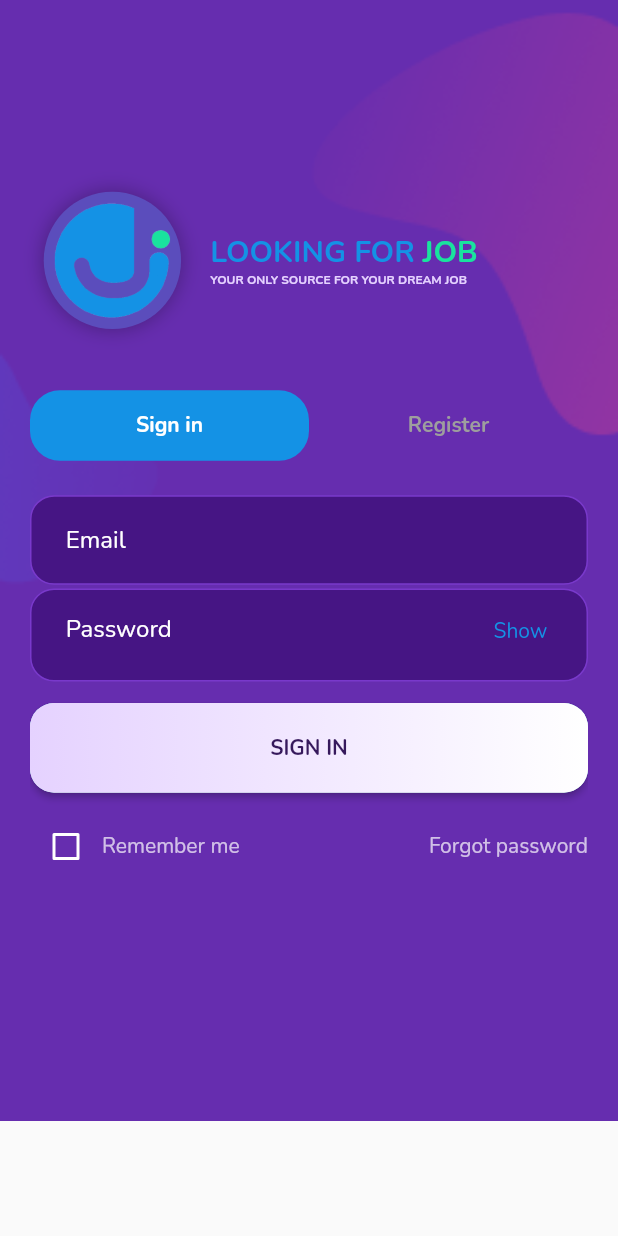
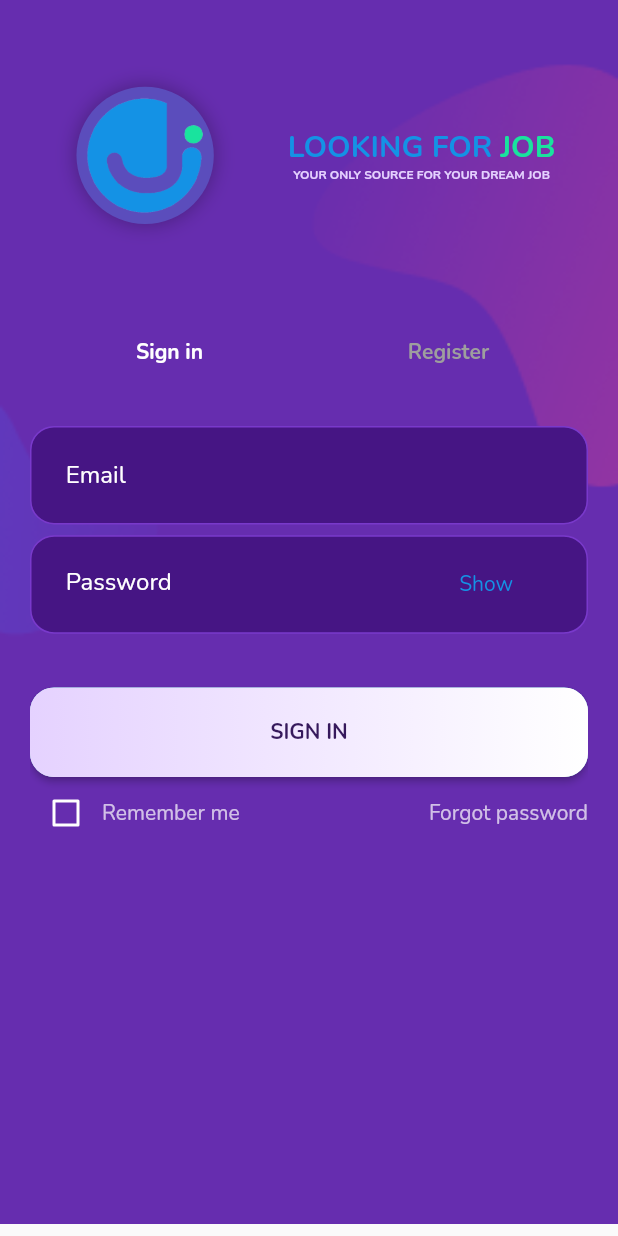
Before and after one commit to Rohit-Sharma-Neon/looking_for_job, a Flutter app: the screen it shows after launch, on a phone screen of 412 x 824 dp. Run offline on Flutter 3.47's test engine with Material 2 defaults, Android fonts, the phone set to English and light mode, and no system bars; our stand-ins replace bloc, carousel_slider, country_code_picker, custom_navigation_bar, custom_radio_grouped_button, device_preview and 16 more; missing offline and left inert: fa_stepper, filter_list, gender_selection.

Commit message:
commit by me

```diff
--- a/lib/main.dart
+++ b/lib/main.dart
@@ -1,12 +1,17 @@
+import 'package:flutter/foundation.dart';
 import 'package:flutter/material.dart';
 import 'package:flutter_bloc/flutter_bloc.dart';
 import 'constants/routes.dart';
 import 'package:flutter_screenutil/flutter_screenutil.dart';
 import 'constants/theme/theme_bloc.dart';
 import 'constants/theme/theme_state.dart';
+import 'package:device_preview/device_preview.dart';
 
 void main() {
-  runApp(MyApp());
+  runApp( DevicePreview(
+    enabled: !kReleaseMode,
+    builder: (context) => MyApp(), // Wrap your app
+  ),);
 }
 
 TextTheme textTheme;
@@ -25,6 +30,8 @@ class MyApp extends StatelessWidget {
           child: BlocBuilder<ThemeBloc, ThemeState>(
             builder: (context, state) {
               return MaterialApp(
+                locale: DevicePreview.locale(context), // Add the locale here
+                builder: DevicePreview.appBuilder,
                 debugShowCheckedModeBanner: false,
                 title: 'Looking for job',
                 initialRoute: '/',
--- a/lib/ui/onboarding_screens/forgot_password_screen/components/forgot_mobile.dart
+++ b/lib/ui/onboarding_screens/forgot_password_screen/components/forgot_mobile.dart
@@ -104,7 +104,7 @@ class _ForgotMobileComponentState extends State<ForgotMobileComponent> {
                           "FORGET PASSWORD",
                           textAlign: TextAlign.center,
                           style:
-                          TextStyle(color: Color(0xff36195C), fontSize: textSize16, fontWeight: FontWeight.bold),
+                          TextStyle(color: Color(0xff36195C), fontSize: textSize14, fontWeight: FontWeight.bold),
                         ),
                       ),
                     ),
--- a/lib/ui/onboarding_screens/signin_screen/components/login_mobile.dart
+++ b/lib/ui/onboarding_screens/signin_screen/components/login_mobile.dart
@@ -38,9 +38,8 @@ class _LoginMobileComponentState extends State<LoginMobileComponent> {
       child: Form(
         key: _formKey,
         child: Scaffold(
-          body: SingleChildScrollView(
-            child: Container(
-              padding: EdgeInsets.only(left: 20,right: 20,top: 90,bottom: 40),
+          body: Container(
+            padding: EdgeInsets.only(left: 20,right: 20,bottom: 20,top: 20),
             // padding: EdgeInsets.symmetric(vertical: 80,horizontal: 28),
             decoration: BoxDecoration(
               image: DecorationImage(
@@ -48,11 +47,14 @@ class _LoginMobileComponentState extends State<LoginMobileComponent> {
                 fit: BoxFit.cover,
               ),
             ),
-              child: SafeArea(
+            child: SingleChildScrollView(
               child: Column(
                 crossAxisAlignment: CrossAxisAlignment.center,
                 children: [
+
                   Row(
+                    crossAxisAlignment: CrossAxisAlignment.center,
+                    mainAxisAlignment: MainAxisAlignment.spaceEvenly,
                     children: [
                       Container(
                         margin: EdgeInsets.only(left: 8.w),
@@ -72,9 +74,9 @@ class _LoginMobileComponentState extends State<LoginMobileComponent> {
                           width: 80.w,
                         ),
                       ),
-                        SizedBox(width: 17.w),
+                      SizedBox(width: 5.w),
                       Column(
-                          crossAxisAlignment: CrossAxisAlignment.start,
+                        crossAxisAlignment: CrossAxisAlignment.center,
                         children: [
                           Row(
                             children: [
@@ -106,19 +108,18 @@ class _LoginMobileComponentState extends State<LoginMobileComponent> {
                     ],
                   ),
                   SizedBox(
-                      height: 50,
+                    height: 60.h,
                     child: AppBar(
                       elevation: 0,
                       backgroundColor: Colors.transparent,
 
                       bottom: TabBar(
+                        indicator: BoxDecoration(
+                            color: Colors.transparent, borderRadius: BorderRadius.circular(20)
+                        ),
                         indicatorWeight: 1,
-                          indicatorSize: TabBarIndicatorSize.tab,
+                        indicatorSize: TabBarIndicatorSize.label,
                         indicatorColor: Colors.transparent,
-                          indicator: BoxDecoration(
-
-                              borderRadius: BorderRadius.circular(20),
-                              color: Color(0xFF1492E5)),
                         unselectedLabelColor: Colors.grey,
                         labelColor: Colors.white,
                         unselectedLabelStyle: TextStyle(
@@ -139,7 +140,7 @@ class _LoginMobileComponentState extends State<LoginMobileComponent> {
                     ),
                   ),
                   SizedBox(
-                      height: 400,
+                    height: 450.h,
                     child: TabBarView(
                       physics: NeverScrollableScrollPhysics(),
                       children: [
@@ -148,8 +149,8 @@ class _LoginMobileComponentState extends State<LoginMobileComponent> {
                         Column(
                           children: [
                             Container(
-                                height: 50.h,
-                                margin: EdgeInsets.only(top: 23),
+                              height: 55.h,
+                              margin: EdgeInsets.only(top: 21.h),
                               decoration: BoxDecoration(
                                   color: Color(0xFF461584),
                                   borderRadius: BorderRadius.circular(16),
@@ -161,6 +162,7 @@ class _LoginMobileComponentState extends State<LoginMobileComponent> {
                                   child: TextFormField(
                                     style: TextStyle(color: Colors.white),
                                     decoration: InputDecoration(
+
                                       border: InputBorder.none,
                                       hintText: 'Email',
                                       hintStyle: TextStyle(
@@ -183,21 +185,23 @@ class _LoginMobileComponentState extends State<LoginMobileComponent> {
                               ),
                             ),
                             Container(
-                                height: 52.h,
-                                margin: EdgeInsets.symmetric(vertical: 2.h),
+                              height: 55.h,
+                              margin: EdgeInsets.only(top: 6.h),
                               decoration: BoxDecoration(
                                   color: Color(0xFF461584),
                                   borderRadius: BorderRadius.circular(16),
                                   border: Border.all(color: Color(0xFF7939CB))),
                               child: Center(
                                 child: Column(
+                                 mainAxisAlignment: MainAxisAlignment.center,
                                   children: [
                                     Padding(
                                       padding:
-                                            EdgeInsets.only(top: 3.h, left: 20.w,),
-                                        child: TextFormField(
+                                      EdgeInsets.symmetric(horizontal: 20.w),
+                                      child:TextFormField(
                                         style: TextStyle(color: Colors.white),
                                         decoration: InputDecoration(
+
                                           border: InputBorder.none,
                                           hintText: 'Password',
                                           hintStyle: TextStyle(
@@ -229,13 +233,15 @@ class _LoginMobileComponentState extends State<LoginMobileComponent> {
                                           textInputAction: TextInputAction.done,
                                         ),
                                       ),
+
+
                                   ],
                                 ),
                               ),
                             ),
                             Container(
                               height: 50.h,
-                                margin: EdgeInsets.symmetric(vertical: 10.h),
+                              margin: EdgeInsets.only(top: 30.h),
                               decoration: BoxDecoration(
                                 color: Color(0xFF1492E5),
                                 borderRadius: BorderRadius.circular(16),
@@ -378,7 +384,7 @@ class _LoginMobileComponentState extends State<LoginMobileComponent> {
                           children: [
                             Container(
                               margin: EdgeInsets.only(top: 28),
-                                height: 50.h,
+                              height: 55.h,
                               decoration: BoxDecoration(
                                   color: Color(0xFF461584),
                                   borderRadius: BorderRadius.circular(16),
@@ -417,7 +423,7 @@ class _LoginMobileComponentState extends State<LoginMobileComponent> {
                               ),
                             ),
                             Container(
-                                height: 50.h,
+                              height: 55.h,
                               margin: EdgeInsets.only(top: 5),
                               decoration: BoxDecoration(
                                   color: Color(0xFF461584),
@@ -452,21 +458,23 @@ class _LoginMobileComponentState extends State<LoginMobileComponent> {
                               ),
                             ),
                             Container(
-                                height: 54.h,
-                                margin: EdgeInsets.only(top: 5),
+                              height: 55.h,
+                              margin: EdgeInsets.only(top: 6.h),
                               decoration: BoxDecoration(
                                   color: Color(0xFF461584),
                                   borderRadius: BorderRadius.circular(16),
                                   border: Border.all(color: Color(0xFF7939CB))),
                               child: Center(
                                 child: Column(
+                                  mainAxisAlignment: MainAxisAlignment.center,
                                   children: [
                                     Padding(
-                                        padding: EdgeInsets.only(
-                                            top: 5.h, bottom: 3.h, left: 20.w),
-                                        child: TextFormField(
+                                      padding:
+                                      EdgeInsets.symmetric(horizontal: 20.w),
+                                      child:TextFormField(
                                         style: TextStyle(color: Colors.white),
                                         decoration: InputDecoration(
+
                                             border: InputBorder.none,
                                             hintText: 'Password',
                                             hintStyle: TextStyle(
@@ -498,12 +506,14 @@ class _LoginMobileComponentState extends State<LoginMobileComponent> {
                                         textInputAction: TextInputAction.done,
                                       ),
                                     ),
+
+
                                   ],
                                 ),
                               ),
                             ),
                             SizedBox(
-                                height: 17.h,
+                              height: 20.h,
                             ),
                             Text(
                               'By top Sign Up button you accept\nterms and privacy this app',
@@ -513,7 +523,7 @@ class _LoginMobileComponentState extends State<LoginMobileComponent> {
                             ),
                             Container(
                               height: 50.h,
-                                margin: EdgeInsets.only(top: 15.h, bottom: 35),
+                              margin: EdgeInsets.only(top: 15.h, bottom: 60),
                               decoration: BoxDecoration(
                                 color: Color(0xFF1492E5),
                                 borderRadius: BorderRadius.circular(16),
@@ -552,7 +562,7 @@ class _LoginMobileComponentState extends State<LoginMobileComponent> {
                                       textAlign: TextAlign.center,
                                       style: TextStyle(
                                           color: Color(0xff36195C),
-                                            fontSize: textSize16,
+                                          fontSize: textSize14,
                                           fontWeight: FontWeight.bold),
                                     ),
                                   ),
@@ -576,7 +586,6 @@ class _LoginMobileComponentState extends State<LoginMobileComponent> {
           ),
         ),
       ),
-      ),
     );
   }
 }
--- a/pubspec.yaml
+++ b/pubspec.yaml
@@ -49,7 +49,7 @@ dependencies:
   flutter_rating_bar: ^4.0.0
   flutter_launcher_icons: ^0.9.0
   cupertino_stepper: ^0.2.0
-
+  device_preview: ^0.7.1
   flutter_timeline: ^0.1.1+13
   im_stepper: ^0.1.3
 
```
Also changed, not shown: pubspec.lock. Lines whose indentation alone changed are shown as unchanged.
